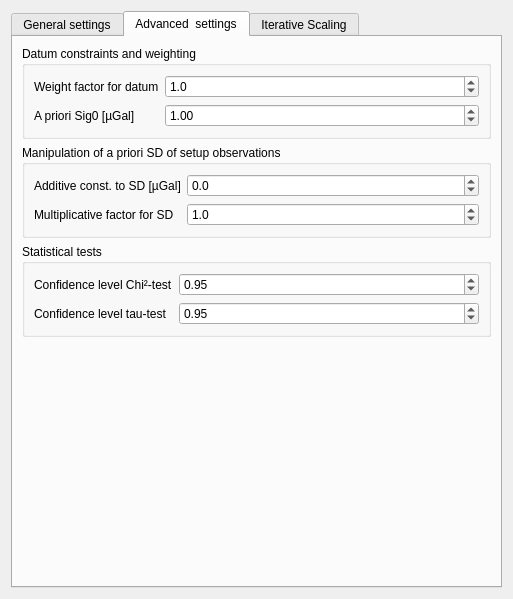
The window that gravtools/gui/dialog_estimation_settings.ui (ahellers/GravTools) describes before a commit, drawn with Qt 5.
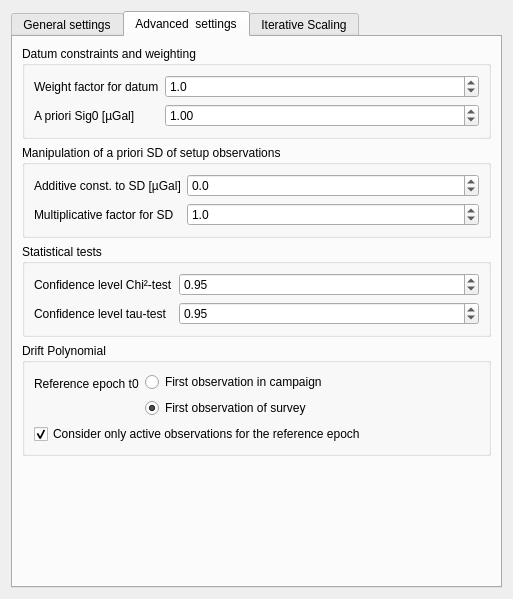
The same window after the commit. The open tabs and pages were chosen to show the change.

Commit message: Adapted estimation settings GUI to incorporate ref time options.

```diff
--- a/gravtools/gui/dialog_estimation_settings.ui
+++ b/gravtools/gui/dialog_estimation_settings.ui
@@ -338,6 +338,75 @@
          </layout>
         </widget>
        </item>
+       <item>
+        <widget class="QGroupBox" name="groupBox_drift_polynomial">
+         <property name="title">
+          <string>Drift Polynomial</string>
+         </property>
+         <layout class="QVBoxLayout" name="verticalLayout_14">
+          <item>
+           <layout class="QFormLayout" name="formLayout_9">
+            <item row="0" column="0">
+             <widget class="QLabel" name="label_10">
+              <property name="toolTip">
+               <string>The refernce epoch for the estimated drift polynomials (one per survey) is either the epoch of the first observation on the campaign (same reference epoch for all surveys) or of the first observat in each survey of the campaign (different for each survey).</string>
+              </property>
+              <property name="text">
+               <string>Reference epoch t0</string>
+              </property>
+             </widget>
+            </item>
+            <item row="0" column="1">
+             <layout class="QVBoxLayout" name="verticalLayout_13">
+              <item>
+               <widget class="QRadioButton" name="radioButton_drift_ref_epoch_first_ob_campaign">
+                <property name="toolTip">
+                 <string>The epoch of the first observation in campaign is the reference epoch for the estimate drift polynomials for ALL surveys in the campaign. </string>
+                </property>
+                <property name="text">
+                 <string>First observation in campaign</string>
+                </property>
+                <attribute name="buttonGroup">
+                 <string notr="true">buttonGroup</string>
+                </attribute>
+               </widget>
+              </item>
+              <item>
+               <widget class="QRadioButton" name="radioButton_drift_ref_epoch_first_obs_survey">
+                <property name="toolTip">
+                 <string>The epoch of the first observation in each survey is used as reference epoch for the estimated drift polynomial (different for each survey in the campaign).</string>
+                </property>
+                <property name="text">
+                 <string>First observation of survey</string>
+                </property>
+                <property name="checked">
+                 <bool>true</bool>
+                </property>
+                <attribute name="buttonGroup">
+                 <string notr="true">buttonGroup</string>
+                </attribute>
+               </widget>
+              </item>
+             </layout>
+            </item>
+           </layout>
+          </item>
+          <item>
+           <widget class="QCheckBox" name="checkBox_drif_ref_epoch_active_obs_only">
+            <property name="toolTip">
+             <string>Consider only active observations in the determination of the drift polynomial reference epoch(s).</string>
+            </property>
+            <property name="text">
+             <string>Consider only active observations for the reference epoch</string>
+            </property>
+            <property name="checked">
+             <bool>true</bool>
+            </property>
+           </widget>
+          </item>
+         </layout>
+        </widget>
+       </item>
        <item>
         <spacer name="verticalSpacer_2">
          <property name="orientation">
```
Left out of the diff: 3 changed lines with no effect on the pictures. The commit also changes 1 other file.
